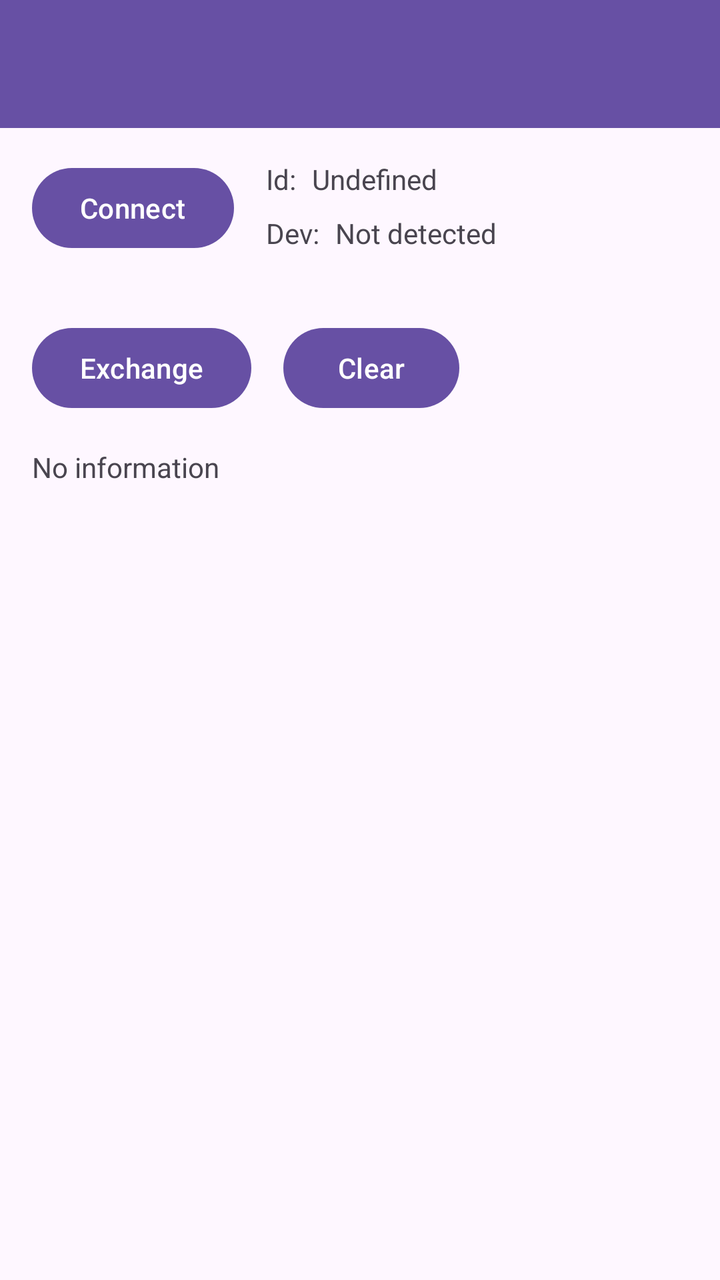
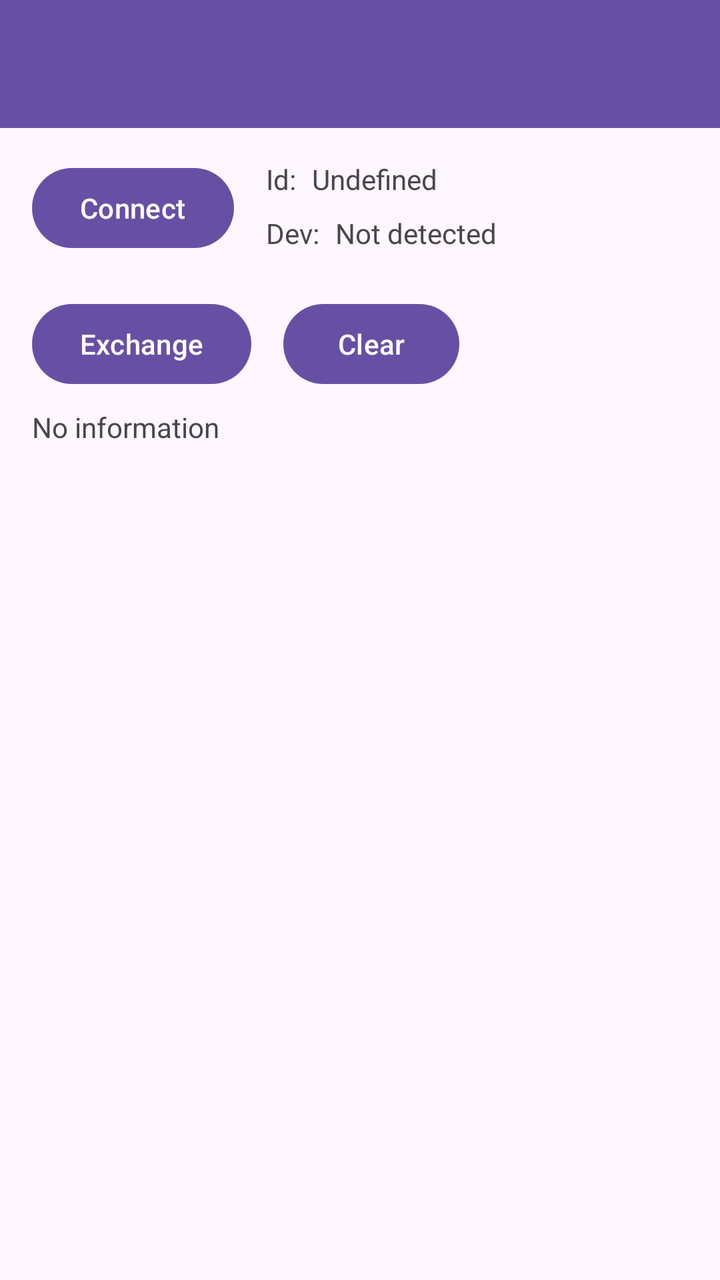

Screens rendered from an Android XML layout before and after an edit, with the pre-edit source and the edit as a unified diff.
<!-- AndroidManifest.xml: application theme Theme.AndroidUSBCDC -->
<!-- res/layout/activity_main.xml -->
<?xml version="1.0" encoding="utf-8"?>
<androidx.constraintlayout.widget.ConstraintLayout xmlns:android="http://schemas.android.com/apk/res/android"
    xmlns:app="http://schemas.android.com/apk/res-auto"
    xmlns:tools="http://schemas.android.com/tools"
    android:layout_width="match_parent"
    android:layout_height="match_parent"
    tools:context=".MainActivity">

    <androidx.appcompat.widget.Toolbar
        android:id="@+id/app_toolbar"
        android:layout_width="match_parent"
        android:layout_height="?attr/actionBarSize"
        android:background="?attr/colorPrimary"
        android:elevation="4dp"
        android:theme="@style/ThemeOverlay.AppCompat.ActionBar"
        app:popupTheme="@style/ThemeOverlay.AppCompat.Light"/>

    <Button
        android:id="@+id/button"
        android:layout_width="wrap_content"
        android:layout_height="wrap_content"
        android:layout_marginStart="16dp"
        android:layout_marginTop="16dp"
        android:text="@string/connect_button"
        app:layout_constraintStart_toStartOf="parent"
        app:layout_constraintTop_toBottomOf="@+id/app_toolbar" />

    <TextView
        android:id="@+id/textViewStatic1"
        android:layout_width="wrap_content"
        android:layout_height="wrap_content"
        android:layout_marginStart="16dp"
        android:layout_marginTop="16dp"
        android:text="@string/textview_id"
        app:layout_constraintStart_toEndOf="@+id/button"
        app:layout_constraintTop_toBottomOf="@+id/app_toolbar" />

    <TextView
        android:id="@+id/textViewDevice"
        android:layout_width="wrap_content"
        android:layout_height="wrap_content"
        android:layout_marginStart="8dp"
        android:text="@string/textview_undefined"
        app:layout_constraintStart_toEndOf="@+id/textViewStatic1"
        app:layout_constraintTop_toTopOf="@+id/textViewStatic1" />

    <TextView
        android:id="@+id/textViewStatic2"
        android:layout_width="wrap_content"
        android:layout_height="wrap_content"
        android:layout_marginStart="16dp"
        android:layout_marginTop="8dp"
        android:text="@string/textview_dev"
        app:layout_constraintStart_toEndOf="@+id/button"
        app:layout_constraintTop_toBottomOf="@+id/textViewStatic1" />

    <TextView
        android:id="@+id/textViewIdentification"
        android:layout_width="wrap_content"
        android:layout_height="wrap_content"
        android:layout_marginStart="8dp"
        android:layout_marginTop="8dp"
        android:text="@string/textview_not_detected"
        app:layout_constraintStart_toEndOf="@+id/textViewStatic2"
        app:layout_constraintTop_toBottomOf="@+id/textViewDevice" />

    <androidx.recyclerview.widget.RecyclerView
        android:id="@+id/recyclerView"
        android:layout_width="match_parent"
        android:layout_height="wrap_content"
        android:layout_marginStart="16dp"
        android:layout_marginTop="16dp"
        android:layout_marginEnd="16dp"
        app:layout_constraintEnd_toEndOf="parent"
        app:layout_constraintStart_toStartOf="parent"
        app:layout_constraintTop_toBottomOf="@+id/button" />

    <TextView
        android:id="@+id/connection_msg"
        android:layout_width="wrap_content"
        android:layout_height="wrap_content"
        android:layout_marginStart="16dp"
        android:layout_marginTop="16dp"
        android:text="@string/textview_no_information"
        app:layout_constraintStart_toStartOf="parent"
        app:layout_constraintTop_toBottomOf="@+id/buttonExchange" />

    <Button
        android:id="@+id/buttonExchange"
        android:layout_width="wrap_content"
        android:layout_height="wrap_content"
        android:layout_marginStart="16dp"
        android:layout_marginTop="16dp"
        android:text="@string/exchange"
        app:layout_constraintStart_toStartOf="parent"
        app:layout_constraintTop_toBottomOf="@+id/recyclerView" />

    <Button
        android:id="@+id/buttonClear"
        android:layout_width="wrap_content"
        android:layout_height="wrap_content"
        android:layout_marginStart="16dp"
        android:text="@string/clear"
        app:layout_constraintStart_toEndOf="@+id/buttonExchange"
        app:layout_constraintTop_toTopOf="@+id/buttonExchange" />

</androidx.constraintlayout.widget.ConstraintLayout>
<!-- resources referenced by this layout -->
<resources>
  <string name="clear">Clear</string>
  <string name="connect_button">Connect</string>
  <string name="exchange">Exchange</string>
  <string name="textview_dev">Dev:</string>
  <string name="textview_id">Id:</string>
  <string name="textview_no_information">No information</string>
  <string name="textview_not_detected">Not detected</string>
  <string name="textview_undefined">Undefined</string>
  <style name="Theme.AndroidUSBCDC" parent="Base.Theme.AndroidUSBCDC" />
  <style name="Base.Theme.AndroidUSBCDC" parent="Theme.Material3.DayNight.NoActionBar">
          
          
      </style>
</resources>

<!-- the commit's change to res/layout/activity_main.xml (unified diff, before → after) -->
@@ -69,21 +69,31 @@
         android:layout_width="match_parent"
         android:layout_height="wrap_content"
         android:layout_marginStart="16dp"
-        android:layout_marginTop="16dp"
+        android:layout_marginTop="4dp"
         android:layout_marginEnd="16dp"
         app:layout_constraintEnd_toEndOf="parent"
+        app:layout_constraintHorizontal_bias="1.0"
         app:layout_constraintStart_toStartOf="parent"
         app:layout_constraintTop_toBottomOf="@+id/button" />
 
-    <TextView
-        android:id="@+id/connection_msg"
-        android:layout_width="wrap_content"
-        android:layout_height="wrap_content"
+    <ScrollView
+        android:id="@+id/scroll_connection_msg_container"
+        android:layout_width="match_parent"
+        android:layout_height="0dp"
+        android:paddingTop="8dp"
         android:layout_marginStart="16dp"
-        android:layout_marginTop="16dp"
-        android:text="@string/textview_no_information"
+        android:layout_marginEnd="16dp"
+        app:layout_constraintBottom_toBottomOf="parent"
         app:layout_constraintStart_toStartOf="parent"
-        app:layout_constraintTop_toBottomOf="@+id/buttonExchange" />
+        app:layout_constraintTop_toBottomOf="@+id/buttonExchange">
+
+        <TextView
+            android:id="@+id/connection_msg"
+            android:layout_width="match_parent"
+            android:layout_height="wrap_content"
+            android:text="@string/textview_no_information" />
+
+    </ScrollView>
 
     <Button
         android:id="@+id/buttonExchange"
